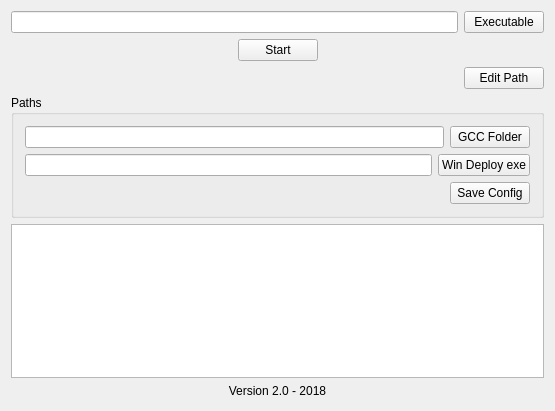
This is widget.ui in feferreira/QtDeploy as Qt 5 draws it before an edit. The edited form follows.
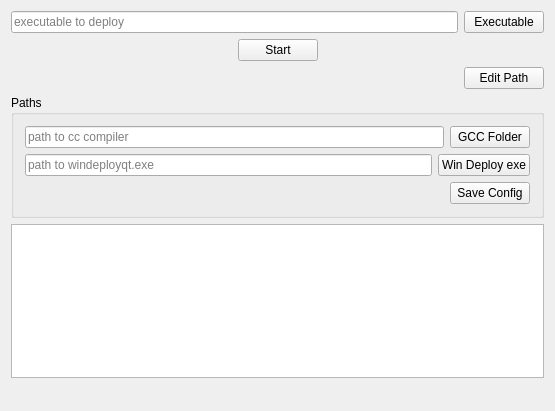
This is the edited form.

Diff of the .ui file:
```diff
--- a/widget.ui
+++ b/widget.ui
@@ -29,7 +29,14 @@
    <item>
     <layout class="QHBoxLayout" name="horizontalLayout_4">
      <item>
-      <widget class="QLineEdit" name="ln_ExecPath"/>
+      <widget class="QLineEdit" name="ln_ExecPath">
+       <property name="text">
+        <string/>
+       </property>
+       <property name="placeholderText">
+        <string>executable to deploy</string>
+       </property>
+      </widget>
      </item>
      <item>
       <widget class="QPushButton" name="pb_ExecPath">
@@ -110,7 +117,11 @@
       <item>
        <layout class="QHBoxLayout" name="horizontalLayout_2">
         <item>
-         <widget class="QLineEdit" name="ln_GccPath"/>
+         <widget class="QLineEdit" name="ln_GccPath">
+          <property name="placeholderText">
+           <string>path to cc compiler</string>
+          </property>
+         </widget>
         </item>
         <item>
          <widget class="QPushButton" name="pb_GccPath">
@@ -124,7 +135,11 @@
       <item>
        <layout class="QHBoxLayout" name="horizontalLayout_3">
         <item>
-         <widget class="QLineEdit" name="ln_WinDeploy"/>
+         <widget class="QLineEdit" name="ln_WinDeploy">
+          <property name="placeholderText">
+           <string>path to windeployqt.exe</string>
+          </property>
+         </widget>
         </item>
         <item>
          <widget class="QPushButton" name="pb_WinDeploy">
@@ -168,7 +183,7 @@
    <item>
     <widget class="QLabel" name="label">
      <property name="text">
-      <string>Version 2.0 - 2018</string>
+      <string> </string>
      </property>
      <property name="alignment">
       <set>Qt::AlignCenter</set>
```
Left out of the diff: 2 changed lines with no effect on the pictures.
